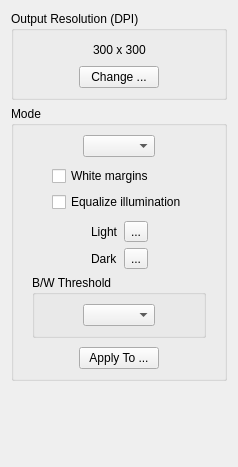
Qt form filters/output/ui/OutputOptionsWidget.ui (ImageProcessing-ElectronicPublications/scantailor-deviant) before a commit.
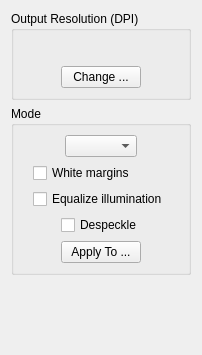
The same form after that commit.

Commit message: * Speed up smoothing for high resolutions by hand-picking Savitzky-Golay filter parameters. * Despeckling can now be turned off. * Improve the behaviour of the "Change Output DPI" dialog.

The edit to the form file:
```diff
--- a/filters/output/ui/OutputOptionsWidget.ui
+++ b/filters/output/ui/OutputOptionsWidget.ui
@@ -5,14 +5,14 @@
    <rect>
     <x>0</x>
     <y>0</y>
-    <width>238</width>
-    <height>467</height>
+    <width>202</width>
+    <height>355</height>
    </rect>
   </property>
   <property name="windowTitle" >
    <string>Form</string>
   </property>
-  <layout class="QVBoxLayout" name="verticalLayout_5" >
+  <layout class="QVBoxLayout" name="verticalLayout_4" >
    <item>
     <widget class="QGroupBox" name="groupBox_2" >
      <property name="title" >
@@ -37,7 +37,7 @@
         <item>
          <widget class="QLabel" name="dpiLabel" >
           <property name="text" >
-           <string>300 x 300</string>
+           <string/>
           </property>
          </widget>
         </item>
@@ -97,19 +97,19 @@
     </widget>
    </item>
    <item>
-    <widget class="QGroupBox" name="groupBox" >
+    <widget class="QGroupBox" name="modeGroupBox" >
      <property name="title" >
       <string>Mode</string>
      </property>
-     <layout class="QVBoxLayout" name="verticalLayout_4" >
-      <property name="spacing" >
-       <number>0</number>
-      </property>
+     <property name="flat" >
+      <bool>false</bool>
+     </property>
+     <property name="checkable" >
+      <bool>false</bool>
+     </property>
+     <layout class="QVBoxLayout" name="verticalLayout" >
       <item>
        <layout class="QHBoxLayout" name="horizontalLayout_2" >
-        <property name="bottomMargin" >
-         <number>9</number>
-        </property>
         <item>
          <spacer name="horizontalSpacer" >
           <property name="orientation" >
@@ -142,14 +142,11 @@
        </layout>
       </item>
       <item>
-       <widget class="QWidget" native="1" name="customOptionsPanel" >
-        <layout class="QHBoxLayout" name="horizontalLayout_8" >
-         <property name="topMargin" >
+       <widget class="QWidget" native="1" name="colorGrayscaleOptions" >
+        <layout class="QHBoxLayout" name="horizontalLayout_6" >
+         <property name="margin" >
           <number>0</number>
          </property>
-         <property name="bottomMargin" >
-          <number>9</number>
-         </property>
          <item>
           <spacer name="horizontalSpacer_13" >
            <property name="orientation" >
@@ -157,8 +154,8 @@
            </property>
            <property name="sizeHint" stdset="0" >
             <size>
-             <width>6</width>
-             <height>20</height>
+             <width>13</width>
+             <height>17</height>
             </size>
            </property>
           </spacer>
@@ -188,8 +185,8 @@
            </property>
            <property name="sizeHint" stdset="0" >
             <size>
-             <width>6</width>
-             <height>20</height>
+             <width>13</width>
+             <height>17</height>
             </size>
            </property>
           </spacer>
@@ -198,13 +195,11 @@
        </widget>
       </item>
       <item>
-       <widget class="QWidget" native="1" name="bitonalOptionsWidget" >
-        <layout class="QVBoxLayout" name="verticalLayout" >
-         <property name="topMargin" >
-          <number>0</number>
-         </property>
-         <item>
+       <widget class="QWidget" native="1" name="bwOptions" >
           <layout class="QHBoxLayout" name="horizontalLayout" >
+         <property name="margin" >
+          <number>0</number>
+         </property>
            <item>
             <spacer name="horizontalSpacer_3" >
              <property name="orientation" >
@@ -212,43 +207,18 @@
              </property>
              <property name="sizeHint" stdset="0" >
               <size>
-               <width>0</width>
-               <height>20</height>
+             <width>30</width>
+             <height>17</height>
               </size>
              </property>
             </spacer>
            </item>
            <item>
-            <layout class="QGridLayout" name="gridLayout" >
-             <item row="0" column="0" >
-              <widget class="QLabel" name="label" >
+          <widget class="QCheckBox" name="despeckleCB" >
                <property name="text" >
-                <string>Light</string>
-               </property>
-              </widget>
-             </item>
-             <item row="0" column="1" >
-              <widget class="QToolButton" name="lightColorButton" >
-               <property name="text" >
-                <string>...</string>
-               </property>
-              </widget>
-             </item>
-             <item row="1" column="0" >
-              <widget class="QLabel" name="label_2" >
-               <property name="text" >
-                <string>Dark</string>
-               </property>
-              </widget>
-             </item>
-             <item row="1" column="1" >
-              <widget class="QToolButton" name="darkColorButton" >
-               <property name="text" >
-                <string>...</string>
-               </property>
-              </widget>
-             </item>
-            </layout>
+            <string>Despeckle</string>
+           </property>
+          </widget>
            </item>
            <item>
             <spacer name="horizontalSpacer_4" >
@@ -257,55 +227,11 @@
              </property>
              <property name="sizeHint" stdset="0" >
               <size>
-               <width>0</width>
-               <height>20</height>
+             <width>29</width>
+             <height>17</height>
               </size>
              </property>
             </spacer>
-           </item>
-          </layout>
-         </item>
-         <item>
-          <layout class="QHBoxLayout" name="horizontalLayout_6" >
-           <item>
-            <widget class="QGroupBox" name="groupBox_3" >
-             <property name="title" >
-              <string>B/W Threshold</string>
-             </property>
-             <layout class="QHBoxLayout" name="horizontalLayout_7" >
-              <item>
-               <spacer name="horizontalSpacer_11" >
-                <property name="orientation" >
-                 <enum>Qt::Horizontal</enum>
-                </property>
-                <property name="sizeHint" stdset="0" >
-                 <size>
-                  <width>0</width>
-                  <height>13</height>
-                 </size>
-                </property>
-               </spacer>
-              </item>
-              <item>
-               <widget class="QComboBox" name="thresholdSelector" />
-              </item>
-              <item>
-               <spacer name="horizontalSpacer_12" >
-                <property name="orientation" >
-                 <enum>Qt::Horizontal</enum>
-                </property>
-                <property name="sizeHint" stdset="0" >
-                 <size>
-                  <width>0</width>
-                  <height>20</height>
-                 </size>
-                </property>
-               </spacer>
-              </item>
-             </layout>
-            </widget>
-           </item>
-          </layout>
          </item>
         </layout>
        </widget>
@@ -351,14 +277,14 @@
     </widget>
    </item>
    <item>
-    <spacer name="verticalSpacer" >
+    <spacer name="verticalSpacer_2" >
      <property name="orientation" >
       <enum>Qt::Vertical</enum>
      </property>
      <property name="sizeHint" stdset="0" >
       <size>
        <width>20</width>
-       <height>43</height>
+       <height>40</height>
       </size>
      </property>
     </spacer>
```
Lines whose indentation alone changed are shown as unchanged. The commit also changes 16 other files.
